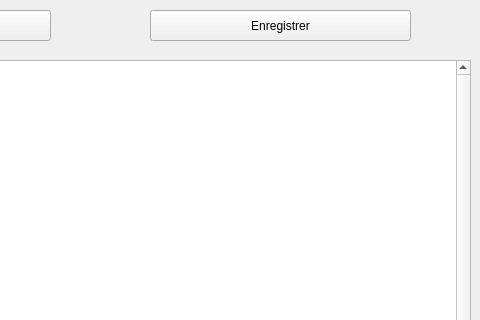
First picture: the form in editmeteodataform.ui, repository rgex/previRecolte, before the edit; both pictures show x 280 to 760 and y 0 to 320 of the 760 by 650 pixel window.
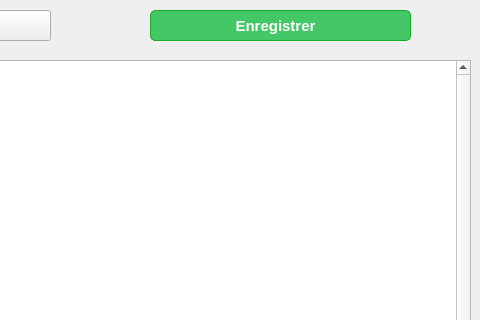
Second picture: the form after the edit.

```diff
--- a/editmeteodataform.ui
+++ b/editmeteodataform.ui
@@ -50,6 +50,32 @@
      <height>31</height>
     </rect>
    </property>
+   <property name="styleSheet">
+    <string notr="true">QPushButton {
+	background-color:#44c767;
+	border-radius:5px;
+	border:1px solid #18ab29;
+	color:#ffffff;
+	font-family:arial;
+	font-size:15px;
+	font-weight:bold;
+	text-decoration:none;
+	padding-right:10px;
+	outline: 0;
+}
+
+QPushButton:hover:!pressed {
+	background-color:#54d777;
+}
+
+QPushButton:pressed {
+	background-color:#30b252;
+}
+
+QPushButton:disabled {
+	background-color:#30b252;
+}</string>
+   </property>
    <property name="text">
     <string>Enregistrer</string>
    </property>
```
